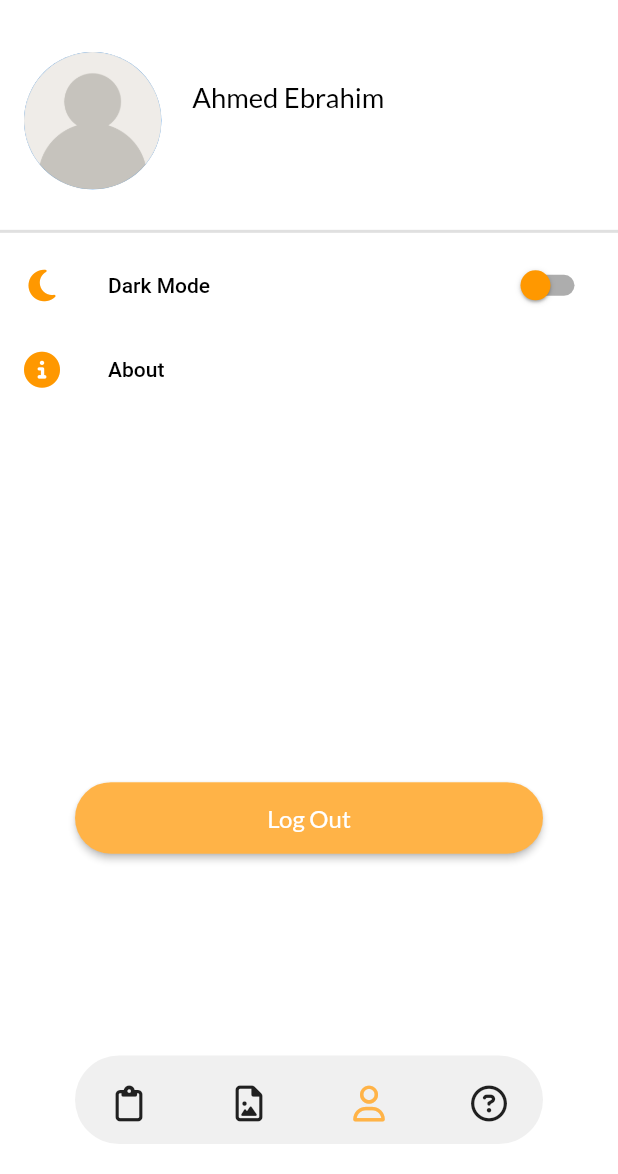
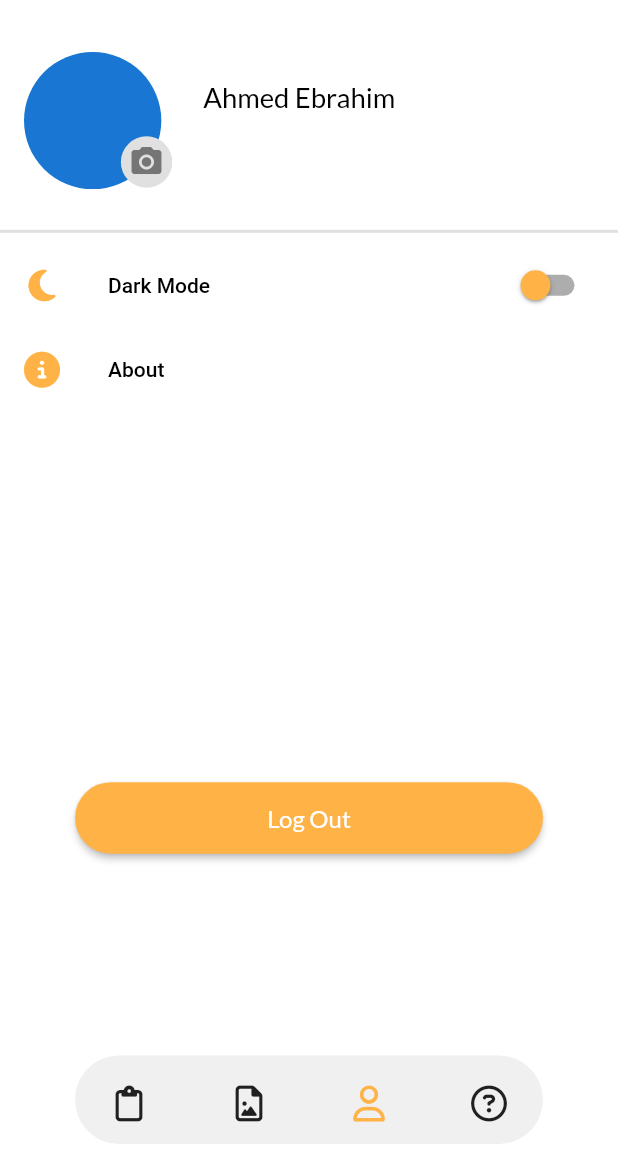
Before and after one commit to elsankary99/firebase-notes, a Flutter app: the HomePage screen opened by its route, item 3 of the bottom bar chosen, on a phone screen of 412 x 824 dp, the part 62-1236 px from its top. Run offline on Flutter 3.47's test engine with Material 2 defaults, Android fonts, the phone set to English and light mode, and no system bars; drawn by our look-alikes of dot_navigation_bar; our stand-ins replace auto_route, cloud_firestore, firebase_auth, firebase_core, firebase_storage, flutter_riverpod and 5 more; missing offline and left inert: google_mlkit_text_recognition; accounts and stored records are empty.

Commit message:
pick user image part 1

```diff
--- a/lib/core/theme/app_theme.dart
+++ b/lib/core/theme/app_theme.dart
@@ -21,14 +21,14 @@ ThemeData getAppTheme(BuildContext context, bool isDarkTheme) {
           bodyColor: isDarkTheme ? Colors.white : Colors.black,
         ),
     switchTheme: SwitchThemeData(
-      thumbColor: MaterialStateProperty.all(Colors.orange),
+      thumbColor: MaterialStateProperty.all(AppColors.orange),
     ),
     listTileTheme: ListTileThemeData(
       titleTextStyle: Theme.of(context)
           .textTheme
           .bodyLarge!
           .copyWith(color: isDarkTheme ? Colors.white : Colors.black),
-      iconColor: Colors.orange,
+      iconColor: AppColors.orange,
     ),
     appBarTheme: AppBarTheme(
         iconTheme: const IconThemeData(color: AppColors.orange),
--- a/lib/view/widget/home_widget/user_information.dart
+++ b/lib/view/widget/home_widget/user_information.dart
@@ -1,20 +1,59 @@
+import 'package:fb_note/provider/home_provider/profile_image/profile_image_provider.dart';
+import 'package:flutter_riverpod/flutter_riverpod.dart';
+import 'package:fb_note/core/constant/app-colors.dart';
 import 'package:fb_note/core/constant/app_images.dart';
 import 'package:fb_note/core/extension/media_query.dart';
+import 'package:fb_note/core/widget/custom_dialog.dart';
 import 'package:firebase_auth/firebase_auth.dart';
 import 'package:flutter/material.dart';
 import 'package:flutter_screenutil/flutter_screenutil.dart';
+import 'package:image_picker/image_picker.dart';
 
-class UserInformation extends StatelessWidget {
+class UserInformation extends ConsumerWidget {
   const UserInformation({
     super.key,
   });
 
   @override
-  Widget build(BuildContext context) {
+  Widget build(BuildContext context, WidgetRef ref) {
+    final provider = ref.read(profileImageProvider.notifier);
+    ref.watch(profileImageProvider);
     return Padding(
       padding: const EdgeInsets.symmetric(horizontal: 16, vertical: 20),
       child: Row(children: [
-        CircleAvatar(radius: 40.r, child: Image.asset(Assets.assetsImagesUser)),
+        SizedBox(
+          width: context.width * 0.24,
+          child: Stack(
+            children: [
+              CircleAvatar(
+                radius: 40.r,
+                backgroundImage: provider.imageUrl != null
+                    ? NetworkImage(provider.imageUrl!)
+                    : null,
+                // foregroundImage: const AssetImage(Assets.assetsImagesUser),
+              ),
+              Positioned(
+                  right: -0.01,
+                  bottom: 1,
+                  child: GestureDetector(
+                    onTap: () {
+                      getImage(context, cameraBtn: () async {
+                        await provider.pickProfileImage(ImageSource.camera);
+                      }, galleryBtn: () async {
+                        await provider.pickProfileImage(ImageSource.gallery);
+                      });
+                    },
+                    child: CircleAvatar(
+                        backgroundColor: Colors.grey[300],
+                        radius: 15.r,
+                        child: const Icon(
+                          Icons.camera_alt,
+                          color: AppColors.grey,
+                        )),
+                  )),
+            ],
+          ),
+        ),
         SizedBox(width: context.width * 0.05),
         Column(
           crossAxisAlignment: CrossAxisAlignment.start,
--- a/pubspec.yaml
+++ b/pubspec.yaml
@@ -34,6 +34,7 @@ dependencies:
   dot_navigation_bar: ^1.0.2
   firebase_auth: ^4.10.0
   firebase_core: ^2.16.0
+  firebase_storage: ^11.2.8
   flutter:
     sdk: flutter
   flutter_riverpod: ^2.4.0
@@ -42,6 +43,7 @@ dependencies:
   font_awesome_flutter: ^10.5.0
   google_mlkit_text_recognition: ^0.10.0
   image_picker: ^1.0.4
+  path: ^1.8.3
   shared_preferences: ^2.2.1
 
 dev_dependencies:
```
Also changed, not shown: lib/provider/home_provider/profile_image/profile_image_provider.dart (added, +38 -0 lines), lib/provider/home_provider/profile_image/profile_image_state.dart (added, +16 -0 lines), pubspec.lock, 1 other file.
